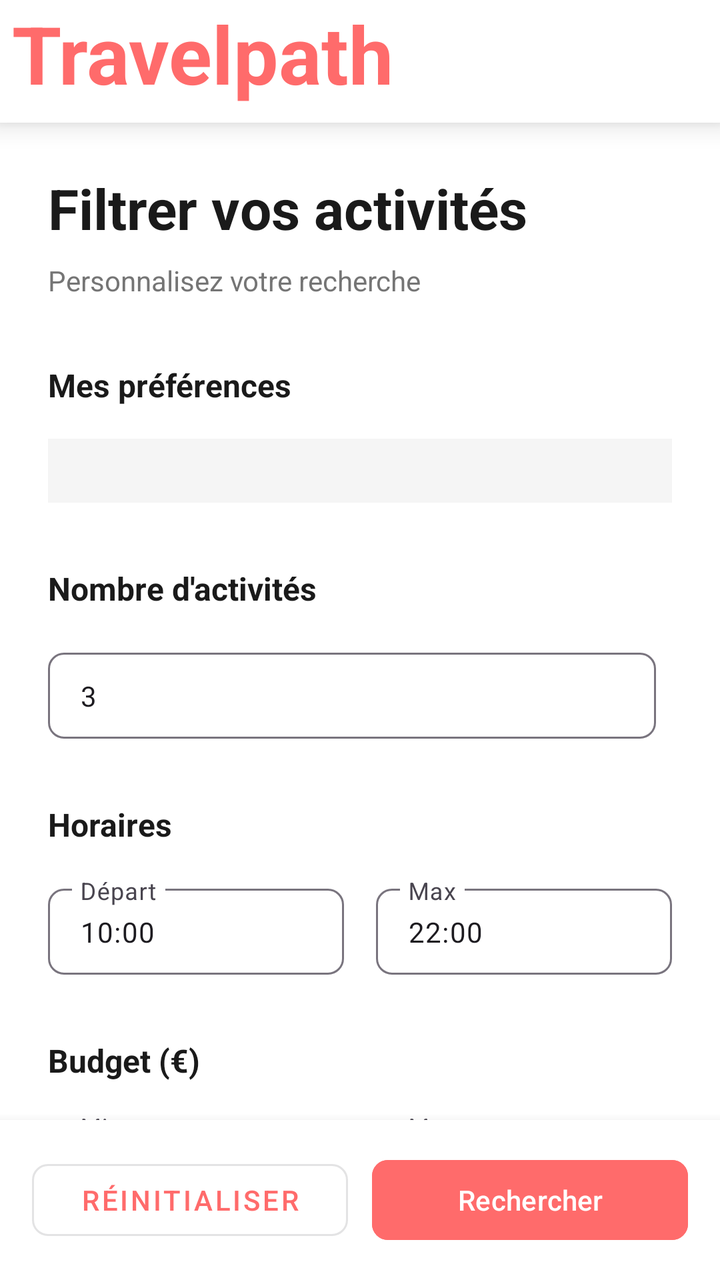
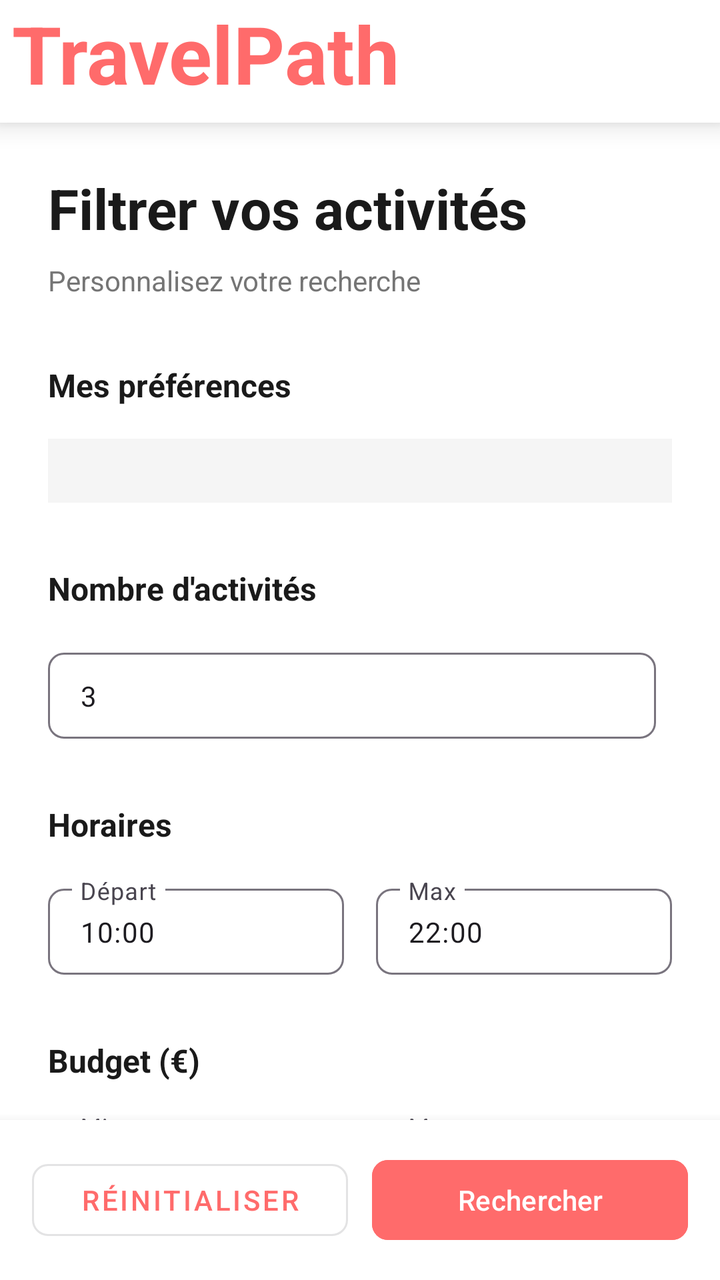

Screens rendered from an Android XML layout before and after an edit, with the pre-edit source and the edit as a unified diff.
<!-- AndroidManifest.xml: application theme Theme.Traveling -->
<!-- res/layout/tp_activity_filters.xml -->
<androidx.constraintlayout.widget.ConstraintLayout
    xmlns:android="http://schemas.android.com/apk/res/android"
    xmlns:app="http://schemas.android.com/apk/res-auto"
    android:layout_width="match_parent"
    android:layout_height="match_parent"
    android:background="#FFFFFF">


    <LinearLayout
        android:id="@+id/title"
        android:layout_width="0dp"
        android:layout_height="wrap_content"
        android:background="#FFFFFF"
        android:elevation="8dp"
        android:orientation="horizontal"
        app:layout_constraintEnd_toEndOf="parent"
        app:layout_constraintStart_toStartOf="parent"
        app:layout_constraintTop_toTopOf="parent">

            <TextView
                android:layout_width="0dp"
                android:layout_height="wrap_content"
                android:layout_marginStart="6dp"
                android:layout_weight="1"
                android:textAlignment="center"
                android:text="Travelpath"
                android:textSize="40sp"
                android:textStyle="bold"
                android:textColor="@color/primary"
                android:layout_marginBottom="8dp"
                />
    </LinearLayout>

    <androidx.core.widget.NestedScrollView
        android:id="@+id/main_scroll_container"
        android:layout_width="0dp"
        android:layout_height="0dp"
        app:layout_constraintTop_toBottomOf="@+id/title"
        app:layout_constraintBottom_toTopOf="@id/bottom_section"
        app:layout_constraintStart_toStartOf="parent"
        app:layout_constraintEnd_toEndOf="parent">

        <LinearLayout
            android:layout_width="match_parent"
            android:layout_height="wrap_content"
            android:orientation="vertical">
            <LinearLayout
                android:layout_width="match_parent"
                android:layout_height="wrap_content"
                android:orientation="vertical"
                android:padding="24dp">

                <TextView
                    android:layout_width="match_parent"
                    android:layout_height="wrap_content"
                    android:text="Filtrer vos activités"
                    android:textSize="28sp"
                    android:textStyle="bold"
                    android:textColor="#1a1a1a"
                    android:layout_marginBottom="8dp" />

                <TextView
                    android:layout_width="match_parent"
                    android:layout_height="wrap_content"
                    android:text="Personnalisez votre recherche"
                    android:textSize="14sp"
                    android:textColor="#757575"
                    android:layout_marginBottom="32dp" />

                <TextView
                    android:layout_width="match_parent"
                    android:layout_height="wrap_content"
                    android:text="Mes préférences"
                    android:textSize="16sp"
                    android:textStyle="bold"
                    android:textColor="#1a1a1a"
                    android:layout_marginBottom="16dp" />

                <LinearLayout
                    android:id="@+id/checkbox_list"
                    android:layout_width="match_parent"
                    android:layout_height="wrap_content"
                    android:orientation="vertical"
                    android:background="#F5F5F5"
                    android:padding="16dp"
                    android:layout_marginBottom="32dp">
                </LinearLayout>

                <TextView
                    android:layout_width="match_parent"
                    android:layout_height="wrap_content"
                    android:text="Nombre d'activités"
                    android:textSize="16sp"
                    android:textStyle="bold"
                    android:textColor="#1a1a1a"
                    android:layout_marginBottom="16dp" />

                <LinearLayout
                    android:layout_width="match_parent"
                    android:layout_height="wrap_content"
                    android:orientation="horizontal"
                    android:gravity="center_vertical"
                    android:layout_marginBottom="32dp">

                    <com.google.android.material.textfield.TextInputLayout
                        android:layout_width="0dp"
                        android:layout_height="wrap_content"
                        android:layout_weight="1"
                        android:layout_marginEnd="8dp"
                        app:boxBackgroundMode="outline"
                        app:boxCornerRadiusBottomEnd="8dp"
                        app:boxCornerRadiusBottomStart="8dp"
                        app:boxCornerRadiusTopEnd="8dp"
                        app:boxCornerRadiusTopStart="8dp">

                        <com.google.android.material.textfield.TextInputEditText
                            android:id="@+id/edit_steps"
                            android:layout_width="match_parent"
                            android:layout_height="wrap_content"
                            android:inputType="numberDecimal"
                            android:textSize="14sp"
                            android:text="3"
                            android:paddingVertical="12dp" />

                    </com.google.android.material.textfield.TextInputLayout>

                </LinearLayout>

                <TextView
                    android:layout_width="match_parent"
                    android:layout_height="wrap_content"
                    android:text="Horaires"
                    android:textSize="16sp"
                    android:textStyle="bold"
                    android:textColor="#1a1a1a"
                    android:layout_marginBottom="16dp" />

                <LinearLayout
                    android:layout_width="match_parent"
                    android:layout_height="wrap_content"
                    android:orientation="horizontal"
                    android:gravity="center_vertical"
                    android:layout_marginBottom="32dp">

                    <com.google.android.material.textfield.TextInputLayout
                        android:layout_width="0dp"
                        android:layout_height="wrap_content"
                        android:layout_weight="1"
                        android:layout_marginEnd="8dp"
                        android:hint="Départ"
                        app:boxBackgroundMode="outline"
                        app:boxCornerRadiusBottomEnd="8dp"
                        app:boxCornerRadiusBottomStart="8dp"
                        app:boxCornerRadiusTopEnd="8dp"
                        app:boxCornerRadiusTopStart="8dp">

                        <com.google.android.material.textfield.TextInputEditText
                            android:id="@+id/edit_horaire_depart"
                            android:layout_width="match_parent"
                            android:layout_height="wrap_content"
                            android:inputType="numberDecimal"
                            android:textSize="14sp"
                            android:text="10:00"
                            android:paddingVertical="12dp" />

                    </com.google.android.material.textfield.TextInputLayout>

                    <com.google.android.material.textfield.TextInputLayout
                        android:layout_width="0dp"
                        android:layout_height="wrap_content"
                        android:layout_weight="1"
                        android:layout_marginStart="8dp"
                        android:hint="Max"
                        app:boxBackgroundMode="outline"
                        app:boxCornerRadiusBottomEnd="8dp"
                        app:boxCornerRadiusBottomStart="8dp"
                        app:boxCornerRadiusTopEnd="8dp"
                        app:boxCornerRadiusTopStart="8dp">

                        <com.google.android.material.textfield.TextInputEditText
                            android:id="@+id/edit_horaire_max"
                            android:layout_width="match_parent"
                            android:layout_height="wrap_content"
                            android:inputType="numberDecimal"
                            android:textSize="14sp"
                            android:text="22:00"
                            android:paddingVertical="12dp" />

                    </com.google.android.material.textfield.TextInputLayout>

                </LinearLayout>

                <TextView
                    android:layout_width="match_parent"
                    android:layout_height="wrap_content"
                    android:text="Budget (€)"
                    android:textSize="16sp"
                    android:textStyle="bold"
                    android:textColor="#1a1a1a"
                    android:layout_marginBottom="16dp" />

                <LinearLayout
                    android:layout_width="match_parent"
                    android:layout_height="wrap_content"
                    android:orientation="horizontal"
                    android:gravity="center_vertical"
                    android:layout_marginBottom="32dp">

                    <com.google.android.material.textfield.TextInputLayout
                        android:layout_width="0dp"
                        android:layout_height="wrap_content"
                        android:layout_weight="1"
                        android:layout_marginEnd="8dp"
                        android:hint="Min"
                        app:boxBackgroundMode="outline"
                        app:boxCornerRadiusBottomEnd="8dp"
                        app:boxCornerRadiusBottomStart="8dp"
                        app:boxCornerRadiusTopEnd="8dp"
                        app:boxCornerRadiusTopStart="8dp">

                        <com.google.android.material.textfield.TextInputEditText
                            android:id="@+id/edit_budget_min"
                            android:layout_width="match_parent"
                            android:layout_height="wrap_content"
                            android:inputType="numberDecimal"
                            android:textSize="14sp"
                            android:text="0"
                            android:paddingVertical="12dp" />

                    </com.google.android.material.textfield.TextInputLayout>

                    <com.google.android.material.textfield.TextInputLayout
                        android:layout_width="0dp"
                        android:layout_height="wrap_content"
                        android:layout_weight="1"
                        android:layout_marginStart="8dp"
                        android:hint="Max"
                        app:boxBackgroundMode="outline"
                        app:boxCornerRadiusBottomEnd="8dp"
                        app:boxCornerRadiusBottomStart="8dp"
                        app:boxCornerRadiusTopEnd="8dp"
                        app:boxCornerRadiusTopStart="8dp">

                        <com.google.android.material.textfield.TextInputEditText
                            android:id="@+id/edit_budget_max"
                            android:layout_width="match_parent"
                            android:layout_height="wrap_content"
                            android:inputType="numberDecimal"
                            android:textSize="14sp"
                            android:text="1500"
                            android:paddingVertical="12dp" />

                    </com.google.android.material.textfield.TextInputLayout>

                </LinearLayout>

                <TextView
                    android:layout_width="match_parent"
                    android:layout_height="wrap_content"
                    android:text="Durée (heures)"
                    android:textSize="16sp"
                    android:textStyle="bold"
                    android:textColor="#1a1a1a"
                    android:layout_marginBottom="16dp" />

                <LinearLayout
                    android:layout_width="match_parent"
                    android:layout_height="wrap_content"
                    android:orientation="horizontal"
                    android:gravity="center_vertical"
                    android:layout_marginBottom="32dp">

                    <com.google.android.material.textfield.TextInputLayout
                        android:layout_width="0dp"
                        android:layout_height="wrap_content"
                        android:layout_weight="1"
                        android:layout_marginEnd="8dp"
                        android:hint="Min"
                        app:boxBackgroundMode="outline"
                        app:boxCornerRadiusBottomEnd="8dp"
                        app:boxCornerRadiusBottomStart="8dp"
                        app:boxCornerRadiusTopEnd="8dp"
                        app:boxCornerRadiusTopStart="8dp">

                        <com.google.android.material.textfield.TextInputEditText
                            android:id="@+id/edit_duration_min"
                            android:layout_width="match_parent"
                            android:layout_height="wrap_content"
                            android:inputType="numberDecimal"
                            android:textSize="14sp"
                            android:text="1"
                            android:paddingVertical="12dp" />

                    </com.google.android.material.textfield.TextInputLayout>

                    <com.google.android.material.textfield.TextInputLayout
                        android:layout_width="0dp"
                        android:layout_height="wrap_content"
                        android:layout_weight="1"
                        android:layout_marginStart="8dp"
                        android:hint="Max"
                        app:boxBackgroundMode="outline"
                        app:boxCornerRadiusBottomEnd="8dp"
                        app:boxCornerRadiusBottomStart="8dp"
                        app:boxCornerRadiusTopEnd="8dp"
                        app:boxCornerRadiusTopStart="8dp">

                        <com.google.android.material.textfield.TextInputEditText
                            android:id="@+id/edit_duration_max"
                            android:layout_width="match_parent"
                            android:layout_height="wrap_content"
                            android:inputType="numberDecimal"
                            android:textSize="14sp"
                            android:text="8"
                            android:paddingVertical="12dp" />

                    </com.google.android.material.textfield.TextInputLayout>

                </LinearLayout>

                <TextView
                    android:layout_width="match_parent"
                    android:layout_height="wrap_content"
                    android:text="Distance (km)"
                    android:textSize="16sp"
                    android:textStyle="bold"
                    android:textColor="#1a1a1a"
                    android:layout_marginBottom="16dp" />

                <LinearLayout
                    android:layout_width="match_parent"
                    android:layout_height="wrap_content"
                    android:orientation="horizontal"
                    android:gravity="center_vertical"
                    android:layout_marginBottom="32dp">

                    <com.google.android.material.textfield.TextInputLayout
                        android:layout_width="0dp"
                        android:layout_height="wrap_content"
                        android:layout_weight="1"
                        android:layout_marginEnd="8dp"
                        android:hint="Min"
                        app:boxBackgroundMode="outline"
                        app:boxCornerRadiusBottomEnd="8dp"
                        app:boxCornerRadiusBottomStart="8dp"
                        app:boxCornerRadiusTopEnd="8dp"
                        app:boxCornerRadiusTopStart="8dp">

                        <com.google.android.material.textfield.TextInputEditText
                            android:id="@+id/edit_length_min"
                            android:layout_width="match_parent"
                            android:layout_height="wrap_content"
                            android:inputType="numberDecimal"
                            android:textSize="14sp"
                            android:text="0"
                            android:paddingVertical="12dp" />

                    </com.google.android.material.textfield.TextInputLayout>

                    <com.google.android.material.textfield.TextInputLayout
                        android:layout_width="0dp"
                        android:layout_height="wrap_content"
                        android:layout_weight="1"
                        android:layout_marginStart="8dp"
                        android:hint="Max"
                        app:boxBackgroundMode="outline"
                        app:boxCornerRadiusBottomEnd="8dp"
                        app:boxCornerRadiusBottomStart="8dp"
                        app:boxCornerRadiusTopEnd="8dp"
                        app:boxCornerRadiusTopStart="8dp">

                        <com.google.android.material.textfield.TextInputEditText
                            android:id="@+id/edit_length_max"
                            android:layout_width="match_parent"
                            android:layout_height="wrap_content"
                            android:inputType="numberDecimal"
                            android:textSize="14sp"
                            android:text="15"
                            android:paddingVertical="12dp" />

                    </com.google.android.material.textfield.TextInputLayout>

                </LinearLayout>

                <TextView
                    android:layout_width="match_parent"
                    android:layout_height="wrap_content"
                    android:text="Activités à filtrer"
                    android:textSize="16sp"
                    android:textStyle="bold"
                    android:textColor="#1a1a1a"
                    android:layout_marginBottom="16dp" />

                <androidx.recyclerview.widget.RecyclerView
                    android:id="@+id/recycler_places"
                    android:layout_width="match_parent"
                    android:layout_height="wrap_content"
                    android:nestedScrollingEnabled="false"
                    android:paddingVertical="8dp" />
            </LinearLayout>
        </LinearLayout>

    </androidx.core.widget.NestedScrollView>

    <LinearLayout
        android:id="@+id/bottom_section"
        android:layout_width="0dp"
        android:layout_height="wrap_content"
        android:orientation="vertical"
        android:background="#FFFFFF"
        android:elevation="8dp"
        app:layout_constraintBottom_toBottomOf="parent"
        app:layout_constraintStart_toStartOf="parent"
        app:layout_constraintEnd_toEndOf="parent">

        <LinearLayout
            android:layout_width="match_parent"
            android:layout_height="wrap_content"
            android:orientation="horizontal"
            android:padding="16dp">

            <com.google.android.material.button.MaterialButton
                android:id="@+id/btn_reset"
                android:layout_width="0dp"
                android:layout_height="wrap_content"
                android:layout_weight="1"
                android:layout_marginEnd="6dp"
                android:text="Réinitialiser"
                app:cornerRadius="8dp"
                android:textColor="#FF6B6B"
                style="@style/Widget.MaterialComponents.Button.OutlinedButton" />

            <com.google.android.material.button.MaterialButton
                android:id="@+id/btn_search"
                android:layout_width="0dp"
                android:layout_height="wrap_content"
                android:layout_weight="1"
                android:layout_marginStart="6dp"
                android:text="Rechercher"
                app:cornerRadius="8dp"
                android:backgroundTint="#FF6B6B" />
        </LinearLayout>
    </LinearLayout>

</androidx.constraintlayout.widget.ConstraintLayout>
<!-- resources referenced by this layout -->
<resources>
  <color name="primary">#FF6B6B</color>
  <style name="Theme.Traveling" parent="Base.Theme.Traveling">
          <item name="colorPrimary">#FF6B6B</item>
          <item name="colorPrimaryVariant">#FF6B6B</item>
          <item name="colorOnPrimary">@color/white</item>
          <item name="colorSecondary">@color/gray_600</item>
          <item name="colorOnSecondary">@color/white</item>
          <item name="android:statusBarColor">#FF6B6B</item>
          <item name="windowNoTitle">true</item>
          <item name="windowActionBar">false</item>
      </style>
  <style name="Base.Theme.Traveling" parent="Theme.Material3.DayNight.NoActionBar">
          
          
      </style>
  <color name="white">#FFFFFFFF</color>
  <color name="gray_600">#4B5563</color>
</resources>

<!-- the commit's change to res/layout/tp_activity_filters.xml (unified diff, before → after) -->
@@ -23,7 +23,7 @@
                 android:layout_marginStart="6dp"
                 android:layout_weight="1"
                 android:textAlignment="center"
-                android:text="Travelpath"
+                android:text="TravelPath"
                 android:textSize="40sp"
                 android:textStyle="bold"
                 android:textColor="@color/primary"
